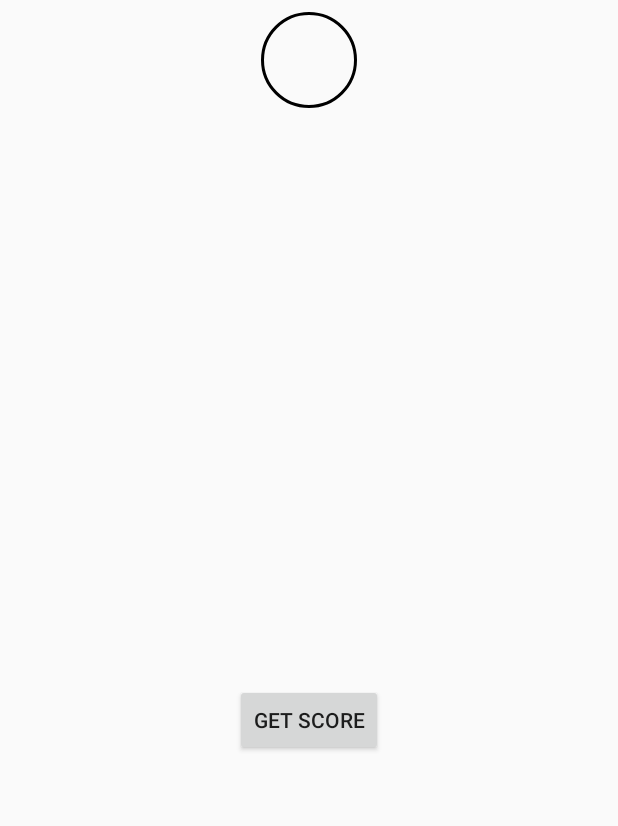
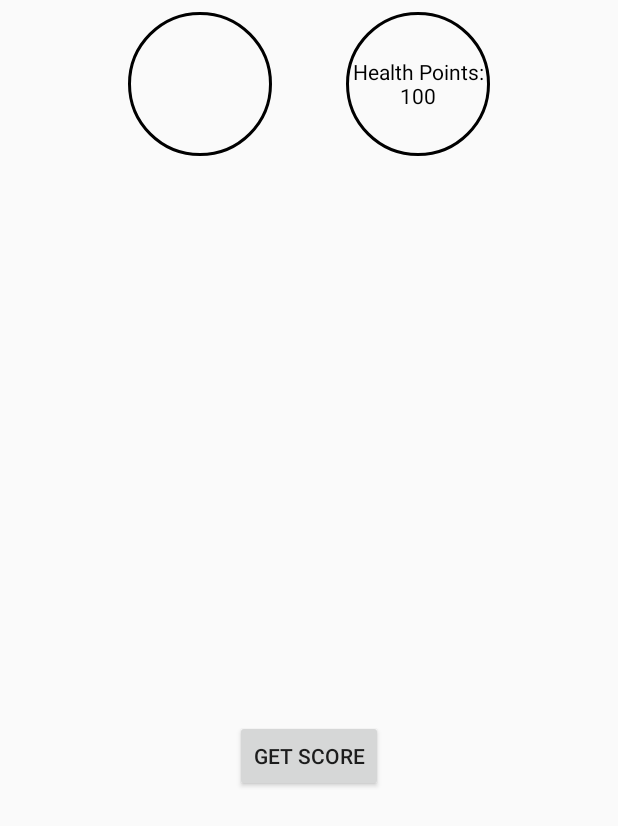
Before and after one commit to kingtvarshin/Covid19_hackacrisisapp, an Android app: the layout fragment_home.xml on its own in the app's theme, with its tools: preview values and no code run, on a phone screen of 412 x 824 dp. Shown: the top 826 px of the screen. Run offline under Robolectric (Android 15) with nearby library versions, the phone set to English and light mode, and no system bars.

Commit message:
added health points and alerts for circles

```diff
--- a/app/src/main/res/drawable/circle.xml
+++ b/app/src/main/res/drawable/circle.xml
@@ -4,7 +4,7 @@
         <shape android:shape="oval">
             <solid android:color="@android:color/transparent"/>
             <stroke android:width="2dp" android:color="#000000"/>
-            <size android:width="160dp" android:height="160dp"/>
+            <size android:width="96dp" android:height="96dp"/>
         </shape>
     </item>
 
--- a/app/src/main/res/layout/fragment_home.xml
+++ b/app/src/main/res/layout/fragment_home.xml
@@ -8,22 +8,20 @@
 
     <androidx.constraintlayout.widget.ConstraintLayout
         android:layout_width="match_parent"
-        android:layout_height="729dp"
+        android:layout_height="wrap_content"
         android:layout_marginBottom="4dp"
         tools:layout_editor_absoluteY="1dp">
 
         <TextView
             android:id="@+id/individual_score"
-            android:layout_width="64dp"
-            android:layout_height="64dp"
+            android:layout_width="wrap_content"
+            android:layout_height="wrap_content"
             android:layout_alignParentStart="true"
             android:layout_alignParentLeft="true"
             android:layout_alignParentTop="true"
             android:layout_alignParentEnd="true"
             android:layout_alignParentRight="true"
             android:layout_centerVertical="true"
-            android:layout_marginStart="145dp"
-            android:layout_marginLeft="145dp"
             android:layout_marginTop="8dp"
             android:layout_marginEnd="146dp"
             android:layout_marginRight="146dp"
@@ -35,10 +33,32 @@
             app:layout_constraintStart_toStartOf="parent"
             app:layout_constraintTop_toTopOf="parent" />
 
+        <TextView
+            android:id="@+id/health_points"
+            android:layout_width="wrap_content"
+            android:layout_height="wrap_content"
+            android:layout_alignParentStart="true"
+            android:layout_alignParentLeft="true"
+            android:layout_alignParentTop="true"
+            android:layout_alignParentEnd="true"
+            android:layout_alignParentRight="true"
+            android:layout_centerVertical="true"
+            android:layout_marginStart="145dp"
+            android:layout_marginLeft="145dp"
+            android:layout_marginTop="8dp"
+            android:background="@drawable/circle"
+            android:editable="false"
+            android:gravity="center"
+            android:text="Health Points:\n100"
+            android:textColor="#000000"
+            app:layout_constraintEnd_toEndOf="parent"
+            app:layout_constraintStart_toStartOf="parent"
+            app:layout_constraintTop_toTopOf="parent" />
+
         <ListView
             android:id="@+id/list_view"
-            android:layout_width="262dp"
-            android:layout_height="368dp"
+            android:layout_width="240dp"
+            android:layout_height="360dp"
             android:layout_alignParentStart="true"
             android:layout_alignParentLeft="true"
             android:layout_alignParentEnd="true"
```
Also changed, not shown: app/src/main/java/com/example/covid19tracker/ui/home/HomeFragment.java (+58 -4 lines).
